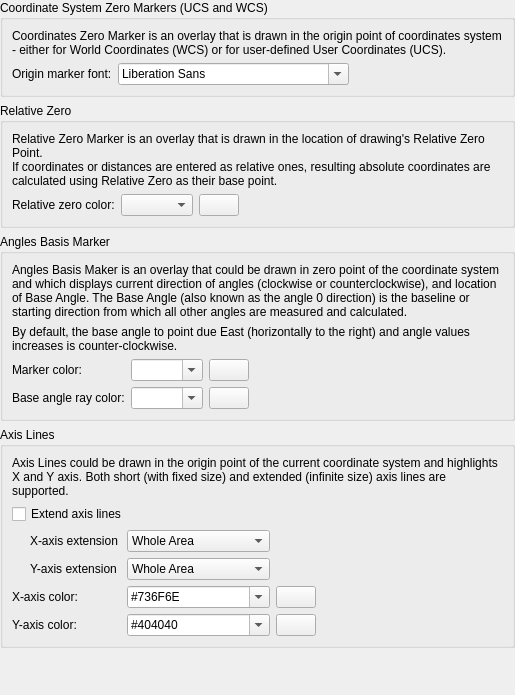
First picture: the form in librecad/src/ui/dialogs/settings/options_drafting/pages/theme/lc_settings_page_drafting_theme_coordinate_system_origin.ui, repository sand1024/LibreCAD, before the edit.
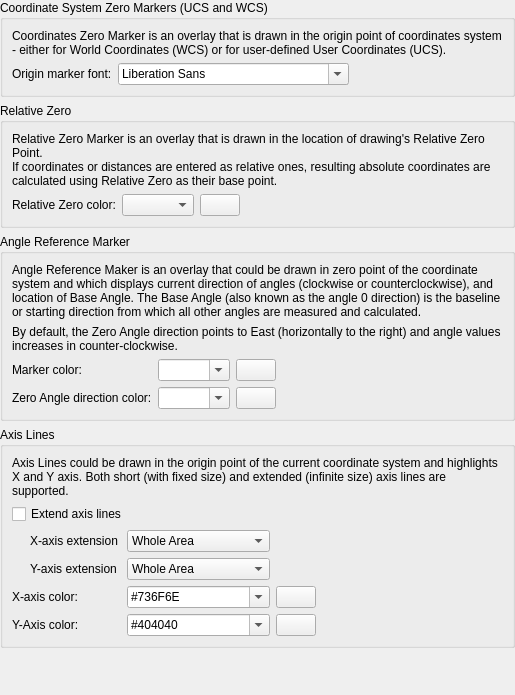
Second picture: the form after the edit. Custom widgets are drawn as their Qt base class.

Diff of the .ui file:
```diff
--- a/librecad/src/ui/dialogs/settings/options_drafting/pages/theme/lc_settings_page_drafting_theme_coordinate_system_origin.ui
+++ b/librecad/src/ui/dialogs/settings/options_drafting/pages/theme/lc_settings_page_drafting_theme_coordinate_system_origin.ui
@@ -113,7 +113,7 @@
       <item row="2" column="0">
        <widget class="QLabel" name="lblRelZeroColor">
         <property name="text">
-         <string>Relative zero color:</string>
+         <string>Relative Zero color:</string>
         </property>
        </widget>
       </item>
@@ -134,7 +134,7 @@
    <item>
     <widget class="QGroupBox" name="groupBox_20">
      <property name="title">
-      <string>Angles Basis Marker</string>
+      <string>Angle Reference Marker</string>
      </property>
      <layout class="QGridLayout" name="gridLayout_2">
       <item row="2" column="3">
@@ -189,7 +189,7 @@
       <item row="0" column="0" colspan="4">
        <widget class="QLabel" name="label">
         <property name="text">
-         <string>Angles Basis Maker is an overlay that could be drawn in zero point of the coordinate system and which displays current direction of angles (clockwise or counterclockwise), and location of Base Angle. The Base Angle (also known as the angle 0 direction) is the baseline or starting direction from which all other angles are measured and calculated.</string>
+         <string>Angle Reference Maker is an overlay that could be drawn in zero point of the coordinate system and which displays current direction of angles (clockwise or counterclockwise), and location of Base Angle. The Base Angle (also known as the angle 0 direction) is the baseline or starting direction from which all other angles are measured and calculated.</string>
         </property>
         <property name="wordWrap">
          <bool>true</bool>
@@ -225,7 +225,7 @@
       <item row="4" column="0">
        <widget class="QLabel" name="label_29">
         <property name="text">
-         <string>Base angle ray color:</string>
+         <string>Zero Angle direction color:</string>
         </property>
         <property name="buddy">
          <cstring>cbAnglesMarkColorAngleRay</cstring>
@@ -235,7 +235,7 @@
       <item row="1" column="0" colspan="4">
        <widget class="QLabel" name="label_2">
         <property name="text">
-         <string>By default, the base angle to point due East (horizontally to the right) and angle values increases is counter-clockwise.</string>
+         <string>By default, the Zero Angle direction points to East (horizontally to the right) and angle values increases in counter-clockwise.</string>
         </property>
         <property name="wordWrap">
          <bool>true</bool>
@@ -325,7 +325,7 @@
       <item row="5" column="0">
        <widget class="QLabel" name="lAxisYColor">
         <property name="text">
-         <string>Y-axis color:</string>
+         <string>Y-Axis color:</string>
         </property>
         <property name="buddy">
          <cstring>cbAxisYColor</cstring>
```
Left out of the diff: 18 changed lines with no effect on the pictures.
